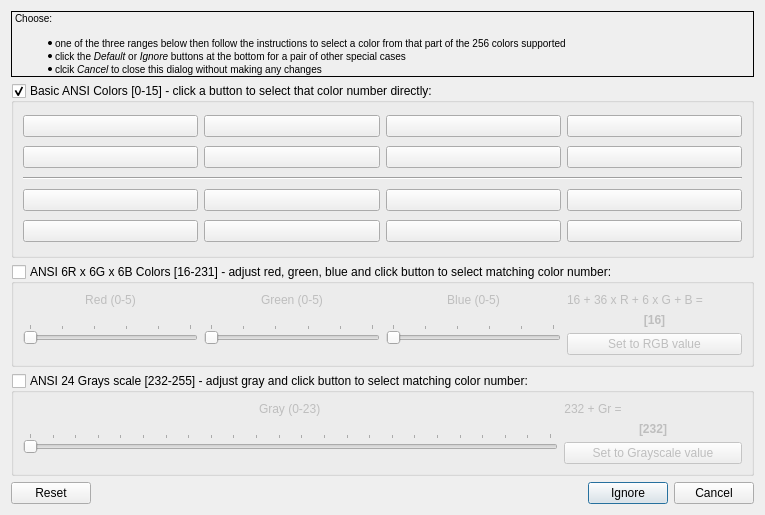
The window that src/ui/color_trigger.ui (Mudlet/Mudlet) describes before a commit, drawn with Qt 5.
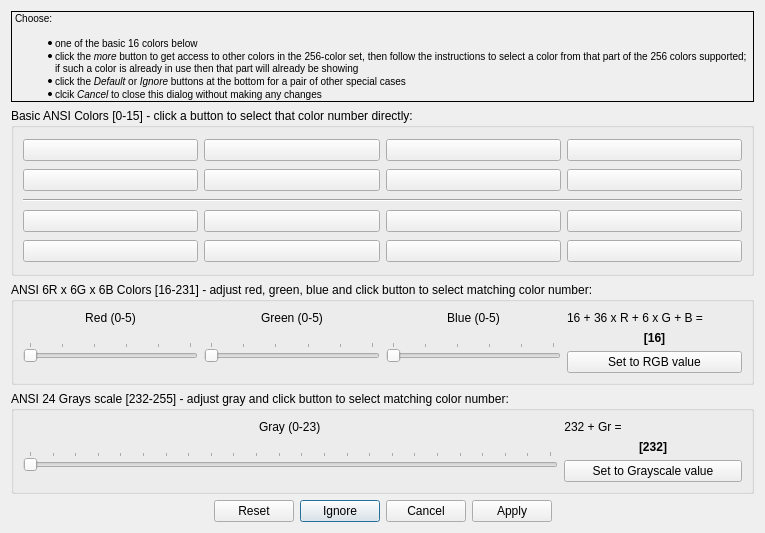
The same window after the commit. Icons and pictures are not drawn.

Commit message:
Revise: change colour trigger UI to hide colours 16-255 by default
This follows a suggestion from a peer in the review process.

Diff of the .ui file:
```diff
--- a/src/ui/color_trigger.ui
+++ b/src/ui/color_trigger.ui
@@ -10,7 +10,7 @@
     <x>0</x>
     <y>0</y>
     <width>765</width>
-    <height>515</height>
+    <height>533</height>
    </rect>
   </property>
   <property name="windowTitle">
@@ -24,6 +24,9 @@
    <bool>true</bool>
   </property>
   <layout class="QVBoxLayout" name="verticalLayout">
+   <property name="sizeConstraint">
+    <enum>QLayout::SetMinimumSize</enum>
+   </property>
    <item>
     <widget class="QLabel" name="label">
      <property name="frameShape">
@@ -33,7 +36,8 @@
       <enum>QFrame::Plain</enum>
      </property>
      <property name="text">
-      <string comment="Ensure that &quot;Default&quot;, &quot;Ignore&quot; and &quot;Cancel&quot; in this instruction are the same as used for the controls elsewhere on this dialog.">&lt;small&gt;Choose:&lt;ul&gt;&lt;li&gt;one of the three ranges below then follow the instructions to select a color from that part of the 256 colors supported&lt;/li&gt;
+      <string comment="Ensure that &quot;Default&quot;, &quot;Ignore&quot; and &quot;Cancel&quot; in this instruction are the same as used for the controls elsewhere on this dialog.">&lt;small&gt;Choose:&lt;ul&gt;&lt;li&gt;one of the basic 16 colors below&lt;/li&gt;
+&lt;li&gt;click the &lt;i&gt;more&lt;/i&gt; button to get access to other colors in the 256-color set, then follow the instructions to select a color from that part of the 256 colors supported; if such a color is already in use then that part will already be showing&lt;/li&gt;
 &lt;li&gt;click the &lt;i&gt;Default&lt;/i&gt; or &lt;i&gt;Ignore&lt;/i&gt; buttons at the bottom for a pair of other special cases&lt;/li&gt;
 &lt;li&gt;clcik &lt;i&gt;Cancel&lt;/i&gt; to close this dialog without making any changes&lt;/li&gt;&lt;/ul&gt;&lt;/small&gt;</string>
      </property>
@@ -54,9 +58,12 @@
       <string>Basic ANSI Colors [0-15] - click a button to select that color number directly:</string>
      </property>
      <property name="checkable">
-      <bool>true</bool>
+      <bool>false</bool>
      </property>
      <layout class="QGridLayout" name="gridLayout" rowstretch="1,1,0,1,1">
+      <property name="sizeConstraint">
+       <enum>QLayout::SetMinimumSize</enum>
+      </property>
       <item row="0" column="0">
        <widget class="QPushButton" name="pushButton_black">
         <property name="autoFillBackground">
@@ -233,7 +240,7 @@
       <string>ANSI 6R x 6G x 6B Colors [16-231] - adjust red, green, blue and click button to select matching color number:</string>
      </property>
      <property name="checkable">
-      <bool>true</bool>
+      <bool>false</bool>
      </property>
      <property name="checked">
       <bool>false</bool>
@@ -356,7 +363,7 @@
       <string>ANSI 24 Grays scale [232-255] - adjust gray and click button to select matching color number:</string>
      </property>
      <property name="checkable">
-      <bool>true</bool>
+      <bool>false</bool>
      </property>
      <property name="checked">
       <bool>false</bool>
@@ -424,10 +431,10 @@
    <item>
     <widget class="QDialogButtonBox" name="buttonBox">
      <property name="standardButtons">
-      <set>QDialogButtonBox::Cancel|QDialogButtonBox::Ignore|QDialogButtonBox::Reset</set>
+      <set>QDialogButtonBox::Apply|QDialogButtonBox::Cancel|QDialogButtonBox::Ignore|QDialogButtonBox::Reset</set>
      </property>
      <property name="centerButtons">
-      <bool>false</bool>
+      <bool>true</bool>
      </property>
     </widget>
    </item>
```
The commit also changes 2 other files.
